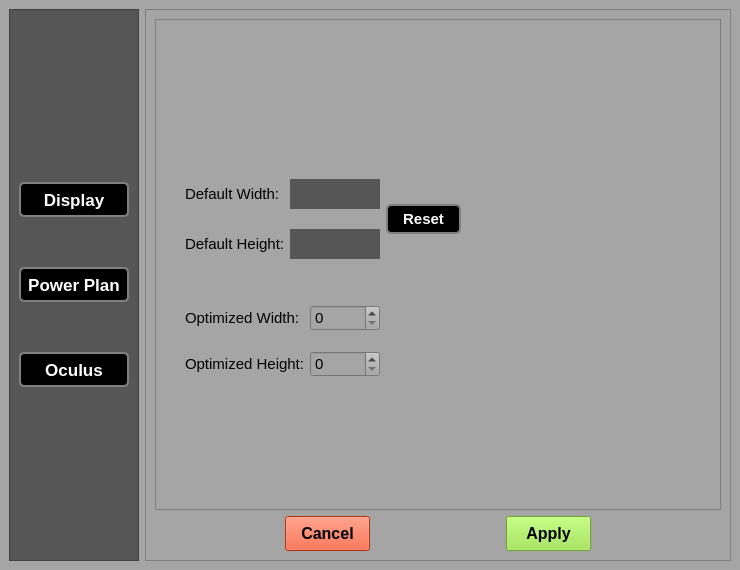
donnie58744/W.A.D.D.L.E, file ui/settings/displaySettings.ui: the form before one commit.
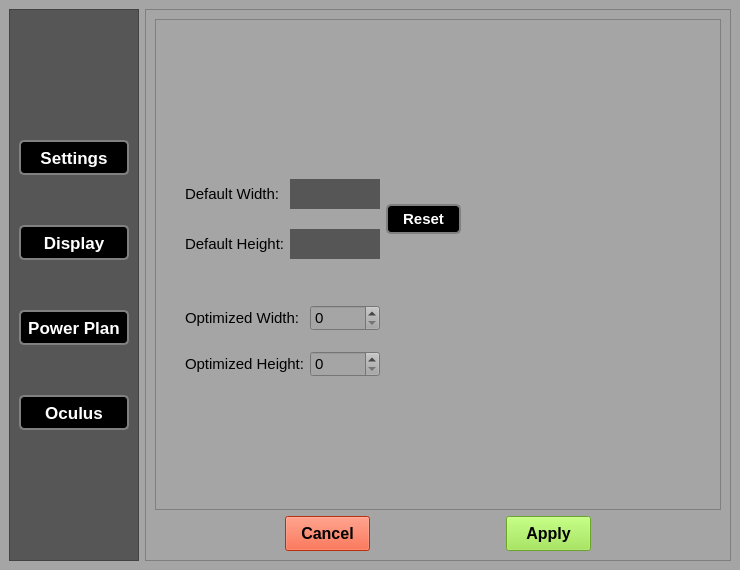
The form after the commit.

```diff
--- a/ui/settings/displaySettings.ui
+++ b/ui/settings/displaySettings.ui
@@ -65,6 +65,30 @@
           <property name="spacing">
            <number>50</number>
           </property>
+          <item>
+           <widget class="QPushButton" name="settingsBtn">
+            <property name="minimumSize">
+             <size>
+              <width>0</width>
+              <height>35</height>
+             </size>
+            </property>
+            <property name="cursor">
+             <cursorShape>PointingHandCursor</cursorShape>
+            </property>
+            <property name="styleSheet">
+             <string notr="true">background-color: rgb(0, 0, 0);
+color: rgb(255, 255, 255);
+font-size:17px;
+font-weight:800;
+border: 2px solid grey;
+border-radius: 5px;</string>
+            </property>
+            <property name="text">
+             <string>Settings</string>
+            </property>
+           </widget>
+          </item>
           <item>
            <widget class="QPushButton" name="displayBtn">
             <property name="sizePolicy">
```
Left out of the diff: 6 changed lines with no effect on the pictures.
